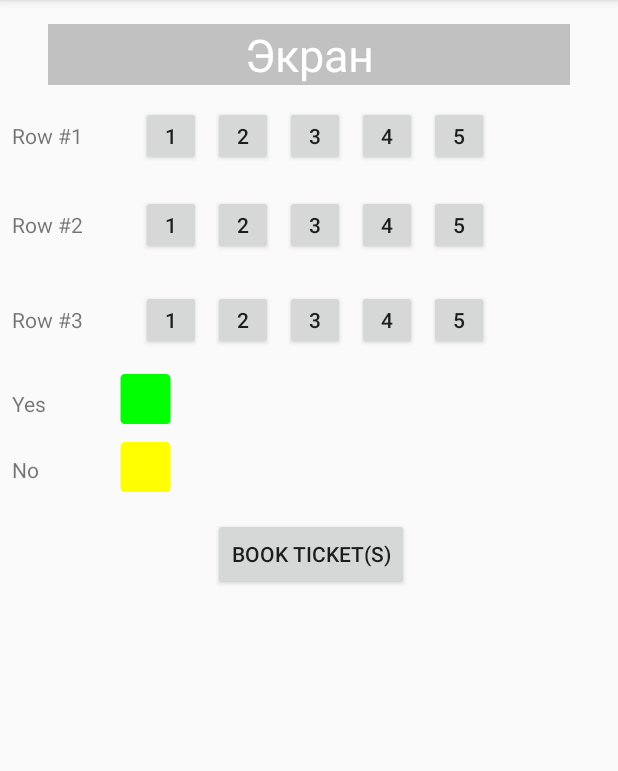
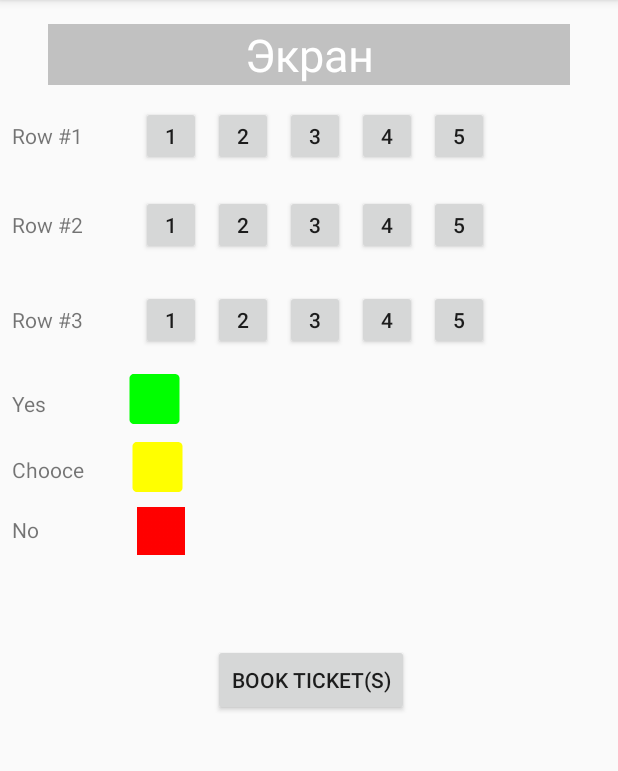
Before and after one commit to FruteL/Cinema-Booking-Client-master, an Android app: the HallActivity screen opened directly, with no data from a screen before it, on a phone screen of 412 x 824 dp, the part 84-855 px from its top. Run offline under Robolectric (Android 15) with nearby library versions, the phone set to English and light mode, and no system bars; 1 statement that could not run was skipped.

Commit message:
немного подправила дизайн

```diff
--- a/app/src/main/java/com/cinema/client/ui/BookTicketActivity.java
+++ b/app/src/main/java/com/cinema/client/ui/BookTicketActivity.java
@@ -6,6 +6,7 @@ import android.support.v7.app.AppCompatActivity;
 import android.os.Bundle;
 import android.view.View;
 import android.widget.Button;
+import android.widget.TextView;
 import android.widget.Toast;
 
 import com.cinema.client.R;
@@ -38,6 +39,7 @@ public class BookTicketActivity extends AppCompatActivity {
 
         Session session = (Session) getIntent().getBundleExtra(ARG_KEY_SESSION_BUNDLE).getSerializable(ARG_KEY_SESSION);
         bookedPlaces = session.getSeats();
+
 
 
         final Button place_1_1 = (Button) findViewById(R.id.place_1_1);
--- a/app/src/main/res/layout/activity_book_ticket.xml
+++ b/app/src/main/res/layout/activity_book_ticket.xml
@@ -245,7 +245,7 @@
         android:layout_width="wrap_content"
         android:layout_height="wrap_content"
         android:layout_marginStart="8dp"
-        android:layout_marginTop="112dp"
+        android:layout_marginTop="196dp"
         android:layout_marginEnd="8dp"
         android:text="Book ticket(s)"
         app:layout_constraintEnd_toEndOf="parent"
@@ -258,8 +258,8 @@
     <!--Add new-->
     <TextView
         android:id="@+id/tv_1"
-        android:layout_width="46dp"
-        android:layout_height="18dp"
+        android:layout_width="52dp"
+        android:layout_height="19dp"
         android:layout_marginStart="8dp"
         android:layout_marginTop="100dp"
         android:text="Yes"
@@ -268,10 +268,20 @@
 
     <TextView
         android:id="@+id/tv_2"
-        android:layout_width="46dp"
-        android:layout_height="18dp"
+        android:layout_width="54dp"
+        android:layout_height="19dp"
         android:layout_marginStart="8dp"
         android:layout_marginTop="44dp"
+        android:text="Chooce"
+        app:layout_constraintStart_toStartOf="parent"
+        app:layout_constraintTop_toTopOf="@+id/tv_1" />
+
+    <TextView
+        android:id="@+id/tv_"
+        android:layout_width="55dp"
+        android:layout_height="19dp"
+        android:layout_marginStart="8dp"
+        android:layout_marginTop="84dp"
         android:text="No"
         app:layout_constraintStart_toStartOf="parent"
         app:layout_constraintTop_toTopOf="@+id/tv_1" />
@@ -296,5 +306,15 @@
         app:layout_constraintStart_toEndOf="@+id/tv_2"
         app:layout_constraintTop_toTopOf="@+id/img_1" />
 
+    <ImageView
+        android:id="@+id/img_3"
+        android:layout_width="47dp"
+        android:layout_height="32dp"
+        android:layout_marginStart="20dp"
+        android:layout_marginTop="10dp"
+        android:src="@drawable/img_3"
+        app:layout_constraintStart_toEndOf="@+id/tv_"
+        app:layout_constraintTop_toBottomOf="@+id/img_2" />
+
 
 </android.support.constraint.ConstraintLayout>
```
Also changed, not shown: app/src/main/res/drawable/img_3.png (added).
